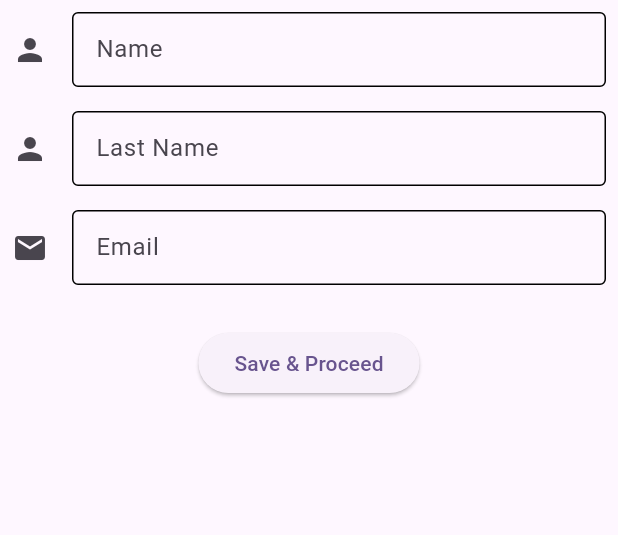
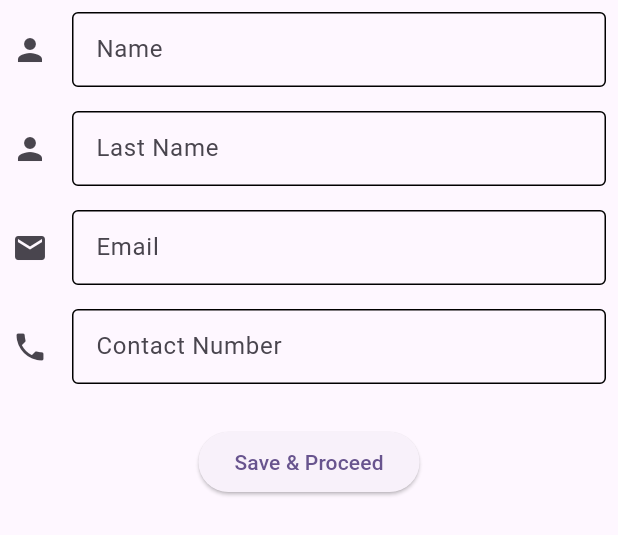
Before and after one commit to COS301-SE-2023/AI-CV-Generator, a Flutter app: the PersonalDetailsForm widget shown alone on an empty page, opened directly, on a phone screen of 412 x 824 dp. Shown: the top 535 px of the screen. Run offline on Flutter 3.47's test engine with Material 2 defaults, Android fonts, the phone set to English and light mode, and no system bars.

Commit message:
Update create.dart

```diff
--- a/fe/lib/pages/create.dart
+++ b/fe/lib/pages/create.dart
@@ -100,6 +100,29 @@ class PersonalDetailsFormState extends State<PersonalDetailsForm> {
             ),
           ),
 
+                    Padding(
+            padding: const EdgeInsets.all(8.0),
+            child: Center (
+              child: ConstrainedBox(
+              constraints: BoxConstraints.tight(const Size(550,50)),
+                child: TextFormField(
+                // The validator receives the text that the user has entered.
+                  validator: (value) {
+                    if (value == null || value.isEmpty) {
+                      return 'Please enter some text';
+                    }
+                    return null;
+                  },
+                  decoration: const InputDecoration(
+                    icon: Icon(Icons.phone),
+                    hintText: 'Enter your contact number',
+                    labelText: 'Contact Number',
+                    enabledBorder: OutlineInputBorder(),
+                  ),
+                ),
+              ),
+            ),
+          ),
 
           Padding(
             padding: const EdgeInsets.all(20.0),
```
